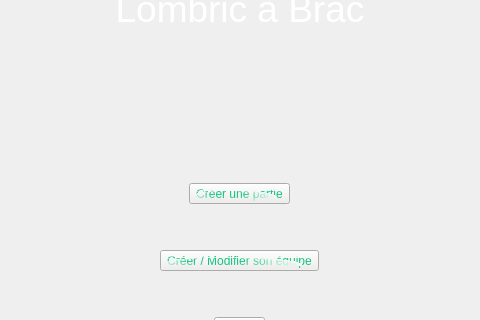
The window that Client/UI/MenuQt.ui (Minigrim0/LombricABrac) describes before a commit, drawn with Qt 5; both pictures show x 225 to 705 and y 130 to 450 of the 930 by 653 pixel window.
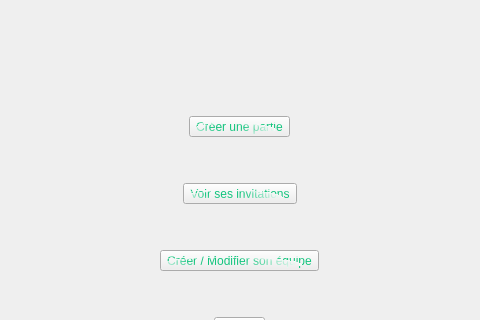
The same window after the commit. Icons and pictures are not drawn.

The edit to the form file:
```diff
--- a/Client/UI/MenuQt.ui
+++ b/Client/UI/MenuQt.ui
@@ -116,6 +116,42 @@
        </property>
       </spacer>
      </item>
+     <item alignment="Qt::AlignHCenter">
+      <widget class="QToolButton" name="Voir_InvitationToolButton">
+       <property name="styleSheet">
+        <string notr="true">color: qradialgradient(spread:repeat, cx:0.43, cy:0.739, radius:0.5, fx:0.286, fy:0.358, stop:0.402985 rgba(18, 196, 125, 255), stop:1 rgba(255, 255, 255, 255));</string>
+       </property>
+       <property name="text">
+        <string>Voir ses invitations</string>
+       </property>
+       <property name="icon">
+        <iconset resource="../images_widget.qrc">
+         <normaloff>:/icons/UI/Resources/icons8-invite-64.png</normaloff>:/icons/UI/Resources/icons8-invite-64.png</iconset>
+       </property>
+       <property name="iconSize">
+        <size>
+         <width>24</width>
+         <height>24</height>
+        </size>
+       </property>
+       <property name="toolButtonStyle">
+        <enum>Qt::ToolButtonTextBesideIcon</enum>
+       </property>
+      </widget>
+     </item>
+     <item>
+      <spacer name="verticalSpacer_3">
+       <property name="orientation">
+        <enum>Qt::Vertical</enum>
+       </property>
+       <property name="sizeHint" stdset="0">
+        <size>
+         <width>20</width>
+         <height>40</height>
+        </size>
+       </property>
+      </spacer>
+     </item>
      <item alignment="Qt::AlignHCenter">
       <widget class="QToolButton" name="Modif_equipe_toolbutton">
        <property name="styleSheet">
```
